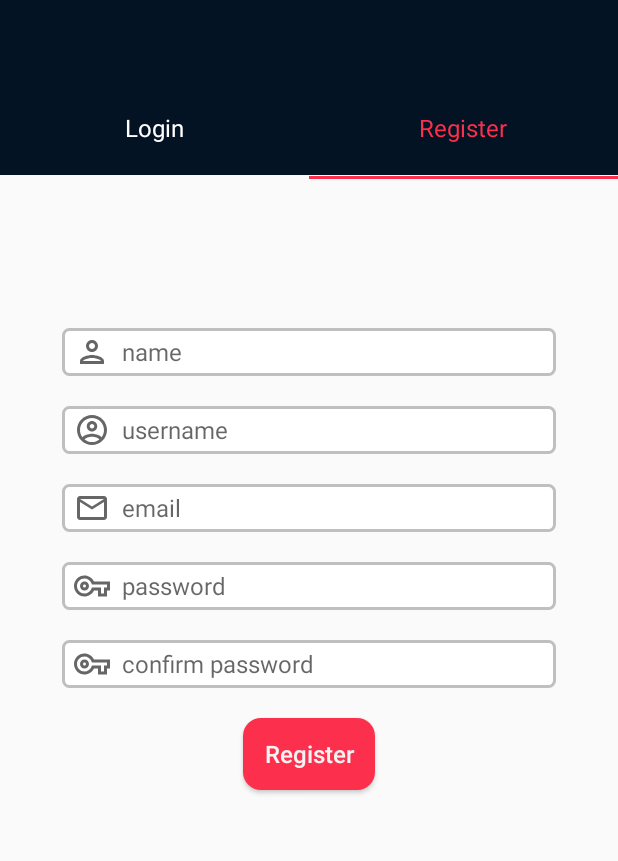
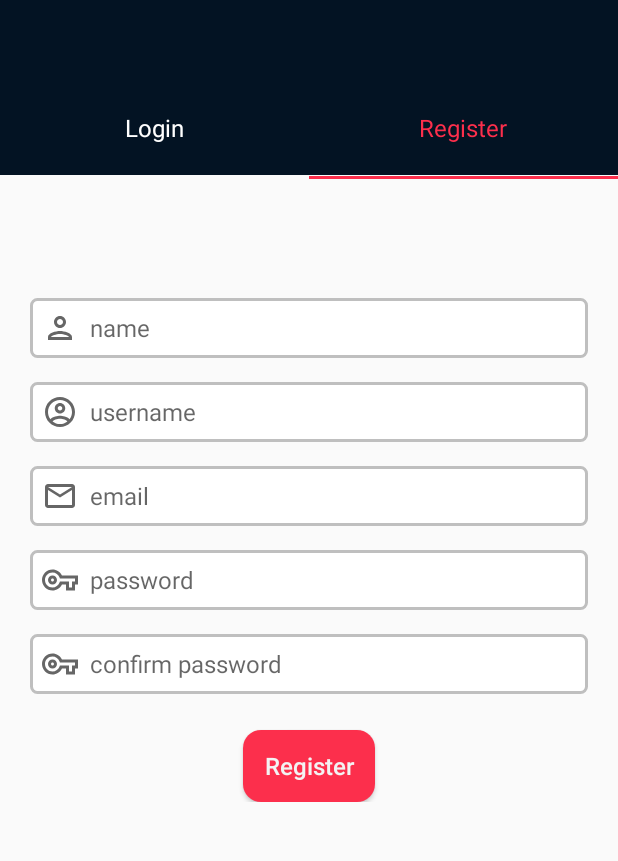
Before and after one commit to mrintro/Ecothon-Imposters, an Android app: the screen it shows after launch (AuthActivity), tab 2 chosen, on a phone screen of 412 x 824 dp, the part 134-995 px from its top. Run offline under Robolectric (Android 15) with nearby library versions, the phone set to English and light mode, and no system bars.

Commit message:
UI improved with custom textView

```diff
--- a/app/src/main/java/com/example/ecothon/ui/auth/LoginFragment.kt
+++ b/app/src/main/java/com/example/ecothon/ui/auth/LoginFragment.kt
@@ -37,7 +37,6 @@ class LoginFragment : BaseFragment<AuthViewModel, FragmentLoginBinding, AuthRepo
         binding.loginButton.setOnClickListener {
             val email = binding.usernameOrEmailEditText.text.toString().trim()
             val password = binding.passwordEditText.text.toString().trim()
-            Log.d("login",email+password)
 
             viewModel.login(email, password)
         }
--- a/app/src/main/java/com/example/ecothon/ui/auth/RegisterFragment.kt
+++ b/app/src/main/java/com/example/ecothon/ui/auth/RegisterFragment.kt
@@ -20,29 +20,29 @@ class RegisterFragment : BaseFragment<AuthViewModel, FragmentRegisterBinding, Au
     override fun onActivityCreated(savedInstanceState: Bundle?) {
         super.onActivityCreated(savedInstanceState)
 
-        viewModel.signUpResponse.observe(viewLifecycleOwner, Observer {
-            when(it){
-                is Resource.Success -> {
-
-                }
-                else -> {
-
-                }
-            }
-        })
-
-        binding.registerButton.setOnClickListener{
-            val email = binding.email.text.toString().trim()
-            val name = binding.name.text.toString().trim()
-            val password = binding.password.text.toString().trim()
-            val username = binding.username.text.toString().trim()
-            val confirmPassword = binding.confirmPassword.text.toString().trim()
-
-            Log.d("Registering","Check if clicked")
-
-            viewModel.signup(email,password,username, name)
-
-        }
+//        viewModel.signUpResponse.observe(viewLifecycleOwner, Observer {
+//            when(it){
+//                is Resource.Success -> {
+//
+//                }
+//                else -> {
+//
+//                }
+//            }
+//        })
+//
+//        binding.registerButton.setOnClickListener{
+//            val email = binding.email.text.toString().trim()
+//            val name = binding.name.text.toString().trim()
+//            val password = binding.password.text.toString().trim()
+//            val username = binding.username.text.toString().trim()
+//            val confirmPassword = binding.confirmPassword.text.toString().trim()
+//
+//            Log.d("Registering","Check if clicked")
+//
+//            viewModel.signup(email,password,username, name)
+//
+//        }
 
     }
 
--- a/app/src/main/java/com/example/ecothon/ui/customUIPackage/CustomEditText.kt
+++ b/app/src/main/java/com/example/ecothon/ui/customUIPackage/CustomEditText.kt
@@ -27,7 +27,6 @@ class CustomEditText @JvmOverloads constructor(
             var inputMethodManager =
                 contextStored.getSystemService(Activity.INPUT_METHOD_SERVICE) as InputMethodManager
             val res = inputMethodManager.hideSoftInputFromWindow(applicationWindowToken, 0)
-            Log.d("logger", res.toString())
         }
         super.onFocusChanged(focused, direction, previouslyFocusedRect)
     }
--- a/app/src/main/res/layout/fragment_login.xml
+++ b/app/src/main/res/layout/fragment_login.xml
@@ -11,6 +11,7 @@
 
 
     <LinearLayout
+        android:paddingVertical="8dp"
         android:id="@+id/linearLayoutUsername"
         style="@style/InputTextBox"
         android:layout_width="0dp"
@@ -29,10 +30,11 @@
             android:src="@drawable/ic_baseline_mail_outline" />
 
         <com.example.ecothon.ui.customUIPackage.CustomEditText
+
             android:id="@+id/usernameOrEmailEditText"
             style="@style/TextInputDefault"
             android:layout_width="match_parent"
-            android:layout_height="match_parent"
+            android:layout_height="wrap_content"
             android:layout_marginStart="4dp"
 
             android:background="@android:color/transparent"
@@ -41,6 +43,7 @@
     </LinearLayout>
 
     <LinearLayout
+        android:paddingVertical="8dp"
         android:id="@+id/linearLayoutPassword"
         style="@style/InputTextBox"
         android:layout_width="0dp"
--- a/app/src/main/res/layout/fragment_register.xml
+++ b/app/src/main/res/layout/fragment_register.xml
@@ -6,33 +6,47 @@
     android:layout_height="match_parent"
     tools:context="com.example.ecothon.ui.auth.RegisterFragment">
 
+    <ScrollView
+        android:layout_width="match_parent"
+        android:layout_height="match_parent"
+        app:layout_constraintBottom_toBottomOf="parent"
+        app:layout_constraintEnd_toEndOf="parent"
+        app:layout_constraintHorizontal_bias="0.0"
+        app:layout_constraintStart_toStartOf="parent"
+        app:layout_constraintTop_toTopOf="parent"
+        app:layout_constraintVertical_bias="1.0">
+
+        <RelativeLayout
+            android:layout_width="match_parent"
+            android:layout_height="wrap_content"
+            android:paddingHorizontal="20dp"
+            android:paddingVertical="20dp">
 
             <LinearLayout
                 android:id="@+id/linearLayoutName"
                 style="@style/InputTextBox"
-        android:layout_width="0dp"
+                android:layout_width="match_parent"
                 android:layout_height="wrap_content"
+                android:layout_marginVertical="8dp"
                 android:layoutDirection="ltr"
-
                 app:layout_constraintBottom_toBottomOf="parent"
                 app:layout_constraintEnd_toEndOf="parent"
                 app:layout_constraintStart_toStartOf="parent"
                 app:layout_constraintTop_toTopOf="parent"
-        app:layout_constraintVertical_bias="0.10"
-        app:layout_constraintWidth_percent=".8">
+                android:paddingVertical="8dp">
 
                 <ImageView
                     android:layout_width="wrap_content"
                     android:layout_height="wrap_content"
                     android:src="@drawable/ic_name_person" />
 
-        <EditText
+                <com.example.ecothon.ui.customUIPackage.CustomEditText
                     android:id="@+id/name"
-            android:background="@android:color/transparent"
                     style="@style/TextInputDefault"
                     android:layout_width="match_parent"
                     android:layout_height="match_parent"
                     android:layout_marginStart="4dp"
+                    android:background="@android:color/transparent"
                     android:hint="@string/name" />
 
             </LinearLayout>
@@ -40,29 +54,29 @@
             <LinearLayout
                 android:id="@+id/linearLayoutUsername"
                 style="@style/InputTextBox"
-        android:layout_width="0dp"
+                android:layout_width="match_parent"
                 android:layout_height="wrap_content"
+                android:layout_below="@+id/linearLayoutName"
+                android:layout_marginVertical="8dp"
                 android:layoutDirection="ltr"
+                android:paddingVertical="8dp"
                 app:layout_constraintBottom_toBottomOf="parent"
                 app:layout_constraintEnd_toEndOf="parent"
                 app:layout_constraintStart_toStartOf="parent"
-        app:layout_constraintTop_toBottomOf="@+id/linearLayoutName"
-        android:layout_marginTop="20dp"
-        app:layout_constraintVertical_bias="0"
-        app:layout_constraintWidth_percent=".8">
+                app:layout_constraintTop_toBottomOf="@+id/linearLayoutName">
 
                 <ImageView
                     android:layout_width="wrap_content"
                     android:layout_height="wrap_content"
                     android:src="@drawable/ic_username" />
 
-        <EditText
+                <com.example.ecothon.ui.customUIPackage.CustomEditText
                     android:id="@+id/username"
-            android:background="@android:color/transparent"
                     style="@style/TextInputDefault"
                     android:layout_width="match_parent"
                     android:layout_height="match_parent"
                     android:layout_marginStart="4dp"
+                    android:background="@android:color/transparent"
                     android:hint="@string/username" />
 
             </LinearLayout>
@@ -70,29 +84,30 @@
             <LinearLayout
                 android:id="@+id/linearLayoutEmail"
                 style="@style/InputTextBox"
-        android:layout_width="0dp"
+                android:layout_width="match_parent"
                 android:layout_height="wrap_content"
-        android:layout_marginTop="20dp"
+                android:layout_below="@+id/linearLayoutUsername"
+                android:layout_marginVertical="8dp"
+                android:layout_marginTop="-68dp"
                 android:layoutDirection="ltr"
+                android:paddingVertical="8dp"
                 app:layout_constraintBottom_toBottomOf="parent"
                 app:layout_constraintEnd_toEndOf="parent"
                 app:layout_constraintStart_toStartOf="parent"
-        app:layout_constraintTop_toBottomOf="@+id/linearLayoutUsername"
-        app:layout_constraintVertical_bias="0"
-        app:layout_constraintWidth_percent=".8">
+                app:layout_constraintTop_toBottomOf="@+id/linearLayoutUsername">
 
                 <ImageView
                     android:layout_width="wrap_content"
                     android:layout_height="wrap_content"
                     android:src="@drawable/ic_baseline_mail_outline" />
 
-        <EditText
+                <com.example.ecothon.ui.customUIPackage.CustomEditText
                     android:id="@+id/email"
-            android:background="@android:color/transparent"
                     style="@style/TextInputDefault"
                     android:layout_width="match_parent"
                     android:layout_height="match_parent"
                     android:layout_marginStart="4dp"
+                    android:background="@android:color/transparent"
                     android:hint="@string/email" />
 
             </LinearLayout>
@@ -100,30 +115,29 @@
             <LinearLayout
                 android:id="@+id/linearLayoutPassword"
                 style="@style/InputTextBox"
-        android:layout_width="0dp"
+                android:layout_width="match_parent"
                 android:layout_height="wrap_content"
+                android:layout_below="@+id/linearLayoutEmail"
+                android:layout_marginVertical="8dp"
                 android:layoutDirection="ltr"
-        android:layout_marginTop="20dp"
+                android:paddingVertical="8dp"
                 app:layout_constraintBottom_toBottomOf="parent"
                 app:layout_constraintEnd_toEndOf="parent"
                 app:layout_constraintStart_toStartOf="parent"
-        app:layout_constraintTop_toBottomOf="@+id/linearLayoutEmail"
-        app:layout_constraintVertical_bias="0"
-        app:layout_constraintWidth_percent=".8"
-        app:layout_goneMarginTop="20dp">
+                app:layout_constraintTop_toBottomOf="@+id/linearLayoutEmail">
 
                 <ImageView
                     android:layout_width="wrap_content"
                     android:layout_height="wrap_content"
                     android:src="@drawable/ic_password" />
 
-        <EditText
+                <com.example.ecothon.ui.customUIPackage.CustomEditText
                     android:id="@+id/password"
-            android:background="@android:color/transparent"
                     style="@style/TextInputDefault"
                     android:layout_width="match_parent"
                     android:layout_height="match_parent"
                     android:layout_marginStart="4dp"
+                    android:background="@android:color/transparent"
                     android:hint="@string/password" />
 
             </LinearLayout>
@@ -131,29 +145,29 @@
             <LinearLayout
                 android:id="@+id/linearLayoutConfirmPassword"
                 style="@style/InputTextBox"
-        android:layout_width="0dp"
+                android:layout_width="match_parent"
                 android:layout_height="wrap_content"
+                android:layout_below="@+id/linearLayoutPassword"
+                android:layout_marginVertical="8dp"
+                android:paddingVertical="8dp"
                 android:layoutDirection="ltr"
-        android:layout_marginTop="20dp"
                 app:layout_constraintBottom_toBottomOf="parent"
                 app:layout_constraintEnd_toEndOf="parent"
                 app:layout_constraintStart_toStartOf="parent"
-        app:layout_constraintTop_toBottomOf="@+id/linearLayoutPassword"
-        app:layout_constraintVertical_bias="0"
-        app:layout_constraintWidth_percent=".8">
+                app:layout_constraintTop_toBottomOf="@+id/linearLayoutPassword">
 
                 <ImageView
                     android:layout_width="wrap_content"
                     android:layout_height="wrap_content"
                     android:src="@drawable/ic_password" />
 
-        <EditText
+                <com.example.ecothon.ui.customUIPackage.CustomEditText
                     android:id="@+id/confirmPassword"
-            android:background="@android:color/transparent"
                     style="@style/TextInputDefault"
                     android:layout_width="match_parent"
                     android:layout_height="match_parent"
                     android:layout_marginStart="4dp"
+                    android:background="@android:color/transparent"
                     android:hint="@string/confirm_password" />
 
             </LinearLayout>
@@ -163,13 +177,16 @@
                 style="@style/ButtonPrimary"
                 android:layout_width="wrap_content"
                 android:layout_height="wrap_content"
+                android:layout_below="@+id/linearLayoutConfirmPassword"
+                android:layout_alignParentBottom="true"
+                android:layout_centerHorizontal="true"
+                android:layout_marginVertical="8dp"
+                android:layout_marginBottom="28dp"
                 android:text="@string/register"
-        android:layout_marginTop="20dp"
-        app:layout_constraintVertical_bias="0"
-        app:layout_constraintBottom_toBottomOf="parent"
-        app:layout_constraintEnd_toEndOf="parent"
-        app:layout_constraintStart_toStartOf="parent"
                 app:layout_constraintTop_toBottomOf="@+id/linearLayoutConfirmPassword" />
+        </RelativeLayout>
+
+    </ScrollView>
 
 
 </androidx.constraintlayout.widget.ConstraintLayout>
```
Lines whose indentation alone changed are shown as unchanged.
